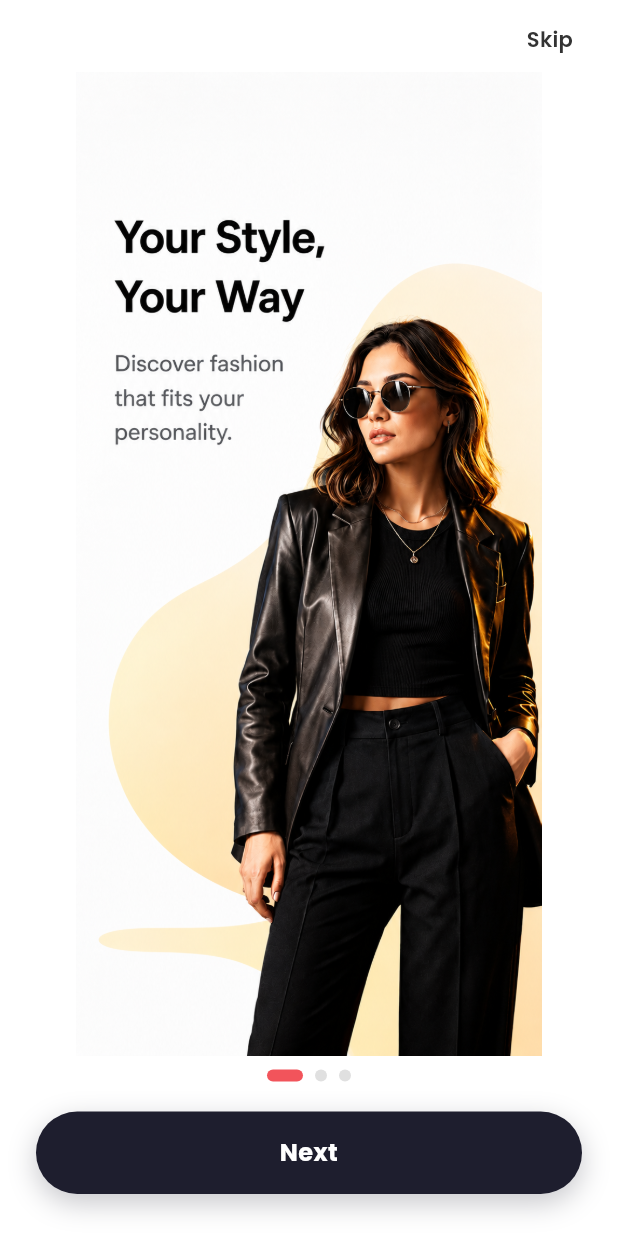
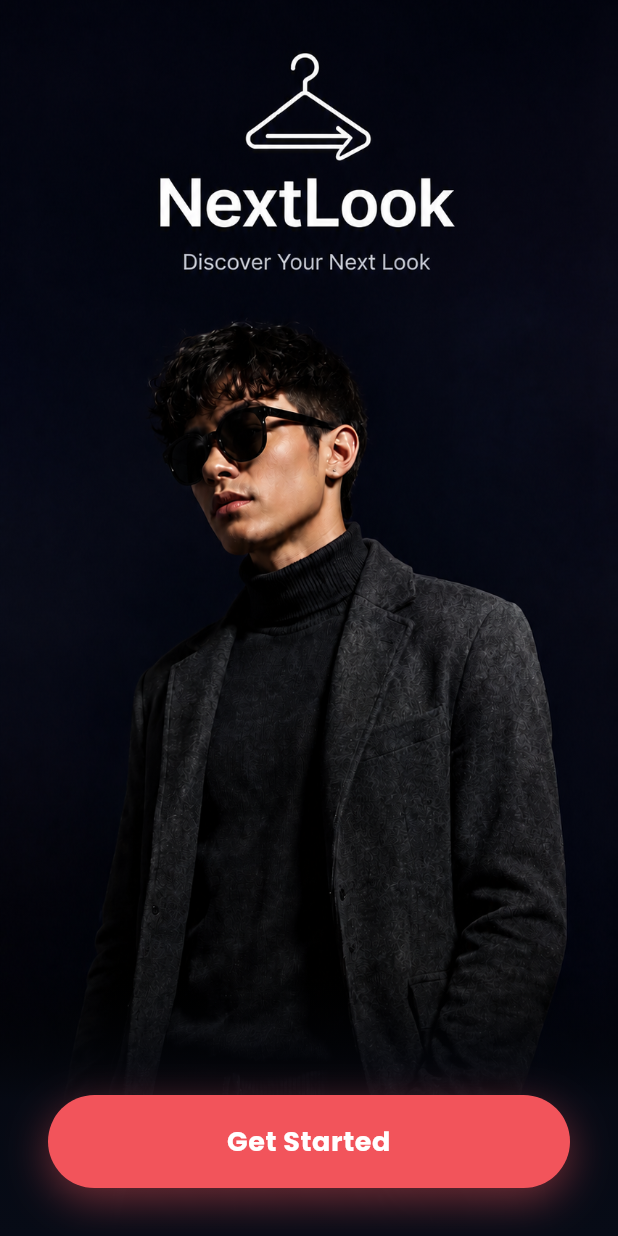
Before and after one commit to ab-pro-dev/NextLook-Shopping-App-Flutter, a Flutter app: the screen it shows after launch, on a phone screen of 412 x 824 dp. Run offline on Flutter 3.47's test engine with Material 3 defaults, Android fonts, the phone set to English and light mode, and no system bars; our stand-ins replace cached_network_image, dio, flutter_riverpod, flutter_secure_storage, go_router, google_fonts and 1 more.

Commit message:
feat(onboarding): connect NextLook Splash Welcome screen (Get Started) seamlessly to the 3-screen onboarding slide flow

```diff
--- a/nextlook/lib/features/onboarding/presentation/onboarding_screen.dart
+++ b/nextlook/lib/features/onboarding/presentation/onboarding_screen.dart
@@ -10,15 +10,25 @@ class OnboardingScreen extends StatefulWidget {
 }
 
 class _OnboardingScreenState extends State<OnboardingScreen> {
+  // Phase flag: false = Splash Welcome View (Get Started), true = 3-Screen Onboarding Flow
+  bool _showOnboardingFlow = false;
+
   final PageController _pageController = PageController();
   int _currentPage = 0;
-  bool _isButtonPressed = false;
+  bool _isGetStartedPressed = false;
+  bool _isActionButtonPressed = false;
 
   final List<String> _onboardingImages = const [
     'assets/images/screen_1.png',
     'assets/images/screen_2.png',
     'assets/images/screen_3.png',
   ];
+
+  void _onGetStartedTap() {
+    setState(() {
+      _showOnboardingFlow = true;
+    });
+  }
 
   void _onSkipTap() {
     context.go('/home');
@@ -47,13 +57,135 @@ class _OnboardingScreenState extends State<OnboardingScreen> {
     final topPadding = mediaQuery.padding.top;
     final bottomPadding = mediaQuery.padding.bottom;
 
+    return AnimatedSwitcher(
+      duration: const Duration(milliseconds: 400),
+      switchInCurve: Curves.easeInOut,
+      switchOutCurve: Curves.easeInOut,
+      child: !_showOnboardingFlow
+          ? _buildSplashWelcomeView(context, bottomPadding)
+          : _buildOnboardingFlowView(context, topPadding, bottomPadding),
+    );
+  }
+
+  /// 1. Initial Splash Welcome View (NextLook artwork + Get Started button)
+  Widget _buildSplashWelcomeView(BuildContext context, double bottomPadding) {
+    return Scaffold(
+      key: const ValueKey('SplashWelcomeView'),
+      backgroundColor: const Color(0xFF070B16), // Deep navy/black
+      body: Stack(
+        fit: StackFit.expand,
+        children: [
+          // NextLook Splash Artwork (Hanger Logo + NextLook title + Subline + Model)
+          Positioned.fill(
+            child: Image.asset(
+              'assets/images/nextlook_splash_bg.png',
+              fit: BoxFit.cover,
+              alignment: Alignment.center,
+              errorBuilder: (context, error, stackTrace) {
+                return Container(
+                  color: const Color(0xFF070B16),
+                  child: const Center(
+                    child: Icon(
+                      Icons.shopping_bag_outlined,
+                      size: 80,
+                      color: Colors.white24,
+                    ),
+                  ),
+                );
+              },
+            ),
+          ),
+
+          // Bottom Gradient overlay for button contrast
+          Positioned(
+            left: 0,
+            right: 0,
+            bottom: 0,
+            height: 180,
+            child: Container(
+              decoration: const BoxDecoration(
+                gradient: LinearGradient(
+                  begin: Alignment.topCenter,
+                  end: Alignment.bottomCenter,
+                  colors: [
+                    Colors.transparent,
+                    Color(0xCC070B16),
+                    Color(0xFF070B16),
+                  ],
+                ),
+              ),
+            ),
+          ),
+
+          // Coral/Pink "Get Started" Pill Button
+          SafeArea(
+            child: Align(
+              alignment: Alignment.bottomCenter,
+              child: Padding(
+                padding: EdgeInsets.only(
+                  left: 32,
+                  right: 32,
+                  bottom: bottomPadding > 0 ? 16 : 32,
+                ),
+                child: GestureDetector(
+                  onTapDown: (_) => setState(() => _isGetStartedPressed = true),
+                  onTapUp: (_) {
+                    setState(() => _isGetStartedPressed = false);
+                    _onGetStartedTap();
+                  },
+                  onTapCancel: () => setState(() => _isGetStartedPressed = false),
+                  child: AnimatedScale(
+                    scale: _isGetStartedPressed ? 0.95 : 1.0,
+                    duration: const Duration(milliseconds: 100),
+                    curve: Curves.easeOutCubic,
+                    child: AnimatedContainer(
+                      duration: const Duration(milliseconds: 150),
+                      width: double.infinity,
+                      padding: const EdgeInsets.symmetric(vertical: 18),
+                      decoration: BoxDecoration(
+                        color: _isGetStartedPressed
+                            ? const Color(0xFFD63E45)
+                            : const Color(0xFFF2545B), // Coral/pink (#F2545B)
+                        borderRadius: BorderRadius.circular(50),
+                        boxShadow: [
+                          BoxShadow(
+                            color: const Color(0xFFF2545B).withValues(alpha: 0.45),
+                            blurRadius: 24,
+                            offset: const Offset(0, 8),
+                          ),
+                        ],
+                      ),
+                      child: const Text(
+                        'Get Started',
+                        style: TextStyle(
+                          fontSize: 18,
+                          fontWeight: FontWeight.bold,
+                          color: Colors.white,
+                          letterSpacing: 0.4,
+                        ),
+                        textAlign: TextAlign.center,
+                      ),
+                    ),
+                  ),
+                ),
+              ),
+            ),
+          ),
+        ],
+      ),
+    );
+  }
+
+  /// 2. 3-Screen Onboarding Flow View (screen_1.png, screen_2.png, screen_3.png)
+  Widget _buildOnboardingFlowView(BuildContext context, double topPadding, double bottomPadding) {
     final isLastPage = _currentPage == _onboardingImages.length - 1;
 
     return Scaffold(
+      key: const ValueKey('OnboardingFlowView'),
       backgroundColor: Colors.white,
       body: Stack(
         children: [
-          // 1. PageView for the 3 Onboarding Screens
+          // PageView for screen_1.png, screen_2.png, screen_3.png
           PageView.builder(
             controller: _pageController,
             onPageChanged: (index) {
@@ -67,7 +199,7 @@ class _OnboardingScreenState extends State<OnboardingScreen> {
                 color: Colors.white,
                 child: Column(
                   children: [
-                    SizedBox(height: topPadding + 48), // Leave space for top-right Skip button
+                    SizedBox(height: topPadding + 48), // Space for top-right Skip button
                     Expanded(
                       child: Padding(
                         padding: const EdgeInsets.symmetric(horizontal: 16.0),
@@ -101,14 +233,14 @@ class _OnboardingScreenState extends State<OnboardingScreen> {
                         ),
                       ),
                     ),
-                    const SizedBox(height: 120), // Reserve bottom space for dots & button
+                    const SizedBox(height: 120), // Bottom space for dots & action button
                   ],
                 ),
               );
             },
           ),
 
-          // 2. Top-Right "Skip" Button
+          // Top-Right "Skip" Button (dark text on white background)
           Positioned(
             top: topPadding + 8,
             right: 16,
@@ -135,7 +267,7 @@ class _OnboardingScreenState extends State<OnboardingScreen> {
             ),
           ),
 
-          // 3. Bottom Controls (Pagination Dots + Dark Pill Action Button)
+          // Bottom Controls (3 Pagination Dots + Dark Pill Next/Finish Button)
           Positioned(
             left: 0,
             right: 0,
@@ -175,16 +307,16 @@ class _OnboardingScreenState extends State<OnboardingScreen> {
 
                   const SizedBox(height: 20),
 
-                  // Action Button ("Next" for Screens 1 & 2, "Finish" for Screen 3)
+                  // Dark Pill Action Button ("Next" for Screens 1 & 2, "Finish" for Screen 3)
                   GestureDetector(
-                    onTapDown: (_) => setState(() => _isButtonPressed = true),
+                    onTapDown: (_) => setState(() => _isActionButtonPressed = true),
                     onTapUp: (_) {
-                      setState(() => _isButtonPressed = false);
+                      setState(() => _isActionButtonPressed = false);
                       _onNextTap();
                     },
-                    onTapCancel: () => setState(() => _isButtonPressed = false),
+                    onTapCancel: () => setState(() => _isActionButtonPressed = false),
                     child: AnimatedScale(
-                      scale: _isButtonPressed ? 0.96 : 1.0,
+                      scale: _isActionButtonPressed ? 0.96 : 1.0,
                       duration: const Duration(milliseconds: 100),
                       curve: Curves.easeOutCubic,
                       child: AnimatedContainer(
@@ -192,8 +324,8 @@ class _OnboardingScreenState extends State<OnboardingScreen> {
                         width: double.infinity,
                         padding: const EdgeInsets.symmetric(vertical: 16),
                         decoration: BoxDecoration(
-                          color: _isButtonPressed
-                              ? const Color(0xFF141420) // Slightly darker navy on press
+                          color: _isActionButtonPressed
+                              ? const Color(0xFF141420)
                               : const Color(0xFF1E1E2E), // Dark Navy/Black (#1E1E2E)
                           borderRadius: BorderRadius.circular(50),
                           boxShadow: [
```
Also changed, not shown: 1 other file.
